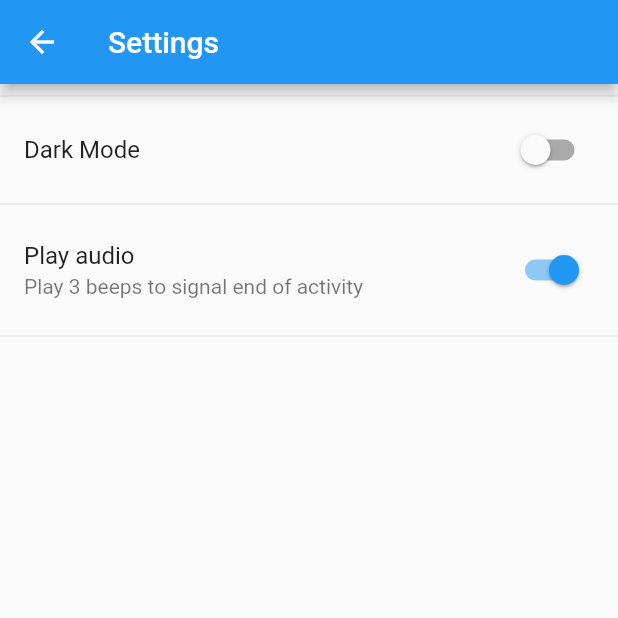
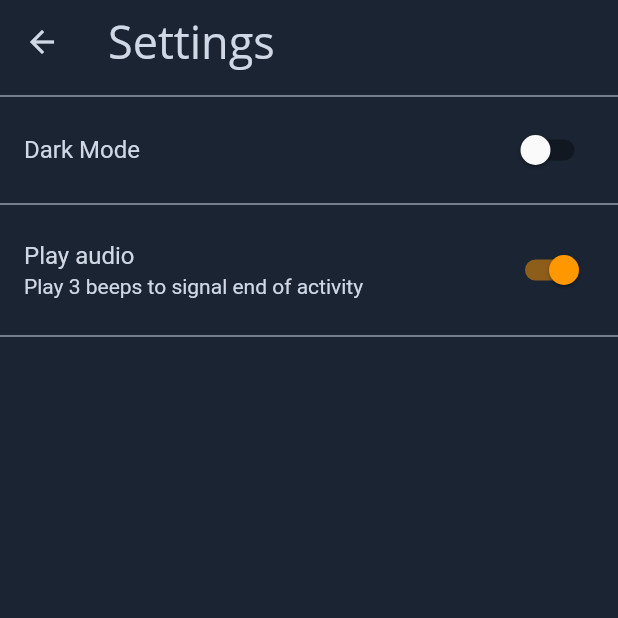
Before and after one commit to alastairrmcneill/workout-timer-app, a Flutter app: the screen it shows after launch, after a tap on the "settings" icon, on a phone screen of 412 x 824 dp, the top half of it. Run offline on Flutter 3.47's test engine with Material 2 defaults, Android fonts, the phone set to English and light mode, and no system bars; our stand-ins replace sqflite; missing offline and left inert: dart:ffi; accounts and stored records are empty; Roboto replaces fonts that are missing (Open Sans).

Commit message:
Did more theme stuff

```diff
--- a/lib/screens/workout_screen.dart
+++ b/lib/screens/workout_screen.dart
@@ -116,7 +116,7 @@ class _WorkoutScreenState extends State<WorkoutScreen> {
               child: Container(
                 width: double.infinity,
                 padding: EdgeInsets.symmetric(horizontal: 20, vertical: 50),
-                child: ElevatedButton(
+                child: OutlinedButton(
                   child: Text('Ready to workout'),
                   onPressed: activityNotifiter.activityList != null
                       ? activityNotifiter.activityList!.isNotEmpty
--- a/lib/support/themes.dart
+++ b/lib/support/themes.dart
@@ -2,8 +2,85 @@ import 'package:flutter/material.dart';
 
 class MyThemes {
   static getLightTheme() {
+    Color backgroundColor = const Color(0xFF1a2432);
+    Color accentColor = Color.fromARGB(255, 208, 215, 229);
     return ThemeData(
-      primarySwatch: Colors.blue,
+      primarySwatch: Colors.orange,
+      cardColor: const Color(0xFF293345),
+      cardTheme: CardTheme(color: Color(0xFF293345)),
+      indicatorColor: Colors.orange,
+      appBarTheme: AppBarTheme(
+        backgroundColor: backgroundColor,
+        elevation: 0,
+        foregroundColor: accentColor,
+        titleTextStyle: TextStyle(
+          fontSize: 30,
+          fontFamily: 'Open Sans',
+          fontWeight: FontWeight.w400,
+          color: accentColor,
+        ),
+      ),
+      scaffoldBackgroundColor: backgroundColor,
+      listTileTheme: ListTileThemeData(
+        textColor: accentColor,
+      ),
+      dividerColor: accentColor,
+      elevatedButtonTheme: ElevatedButtonThemeData(
+        style: ButtonStyle(
+            minimumSize: MaterialStateProperty.all<Size>(Size(150, 50)),
+            backgroundColor: MaterialStateProperty.all<Color>(Colors.black.withOpacity(0)),
+            shape: MaterialStateProperty.all<OutlinedBorder>(RoundedRectangleBorder(borderRadius: BorderRadius.circular(25))),
+            padding: MaterialStateProperty.all<EdgeInsetsGeometry>(EdgeInsets.symmetric(horizontal: 20, vertical: 5))),
+      ),
+      outlinedButtonTheme: OutlinedButtonThemeData(
+        style: ButtonStyle(
+          foregroundColor: MaterialStateProperty.all<Color>(Colors.orangeAccent),
+          side: MaterialStateProperty.all<BorderSide>(
+            BorderSide(width: 2.0, color: Colors.orangeAccent),
+          ),
+          shape: MaterialStateProperty.all<OutlinedBorder>(
+            RoundedRectangleBorder(
+              borderRadius: BorderRadius.circular(25),
+            ),
+          ),
+          minimumSize: MaterialStateProperty.all<Size>(
+            Size(120, 50),
+          ),
+          textStyle: MaterialStateProperty.all<TextStyle>(
+            TextStyle(
+              fontSize: 18,
+              fontFamily: 'Open Sans',
+              fontWeight: FontWeight.w400,
+            ),
+          ),
+        ),
+      ),
+      textTheme: TextTheme(
+        headline3: TextStyle(
+          fontSize: 64,
+          fontFamily: 'Open Sans',
+          fontWeight: FontWeight.w200,
+          color: accentColor,
+        ),
+        headline4: TextStyle(
+          fontSize: 30,
+          fontFamily: 'Open Sans',
+          fontWeight: FontWeight.w400,
+          color: accentColor,
+        ),
+        headline5: TextStyle(
+          fontSize: 18,
+          fontFamily: 'Open Sans',
+          fontWeight: FontWeight.w400,
+          color: accentColor,
+        ),
+        headline6: TextStyle(
+          fontSize: 16,
+          fontFamily: 'Open Sans',
+          fontWeight: FontWeight.w400,
+          color: accentColor,
+        ),
+      ),
     );
   }
 
@@ -25,12 +102,17 @@ class MyThemes {
         textColor: accentColor,
       ),
       dividerColor: accentColor,
+      elevatedButtonTheme: ElevatedButtonThemeData(
+        style: ButtonStyle(
+            shape: MaterialStateProperty.all<OutlinedBorder>(RoundedRectangleBorder(borderRadius: BorderRadius.circular(20))),
+            padding: MaterialStateProperty.all<EdgeInsetsGeometry>(EdgeInsets.symmetric(horizontal: 20, vertical: 5))),
+      ),
       textTheme: TextTheme(
         headline3: TextStyle(
           fontSize: 140,
           fontFamily: 'Roboto',
           fontWeight: FontWeight.w200,
-          color: accentColor,
+          color: Colors.orange,
         ),
         headline4: TextStyle(
           fontSize: 30,
```
Also changed, not shown: lib/screens/timer_screen.dart (+43 -18 lines), lib/widgets/workout_tile.dart (+46 -6 lines).
